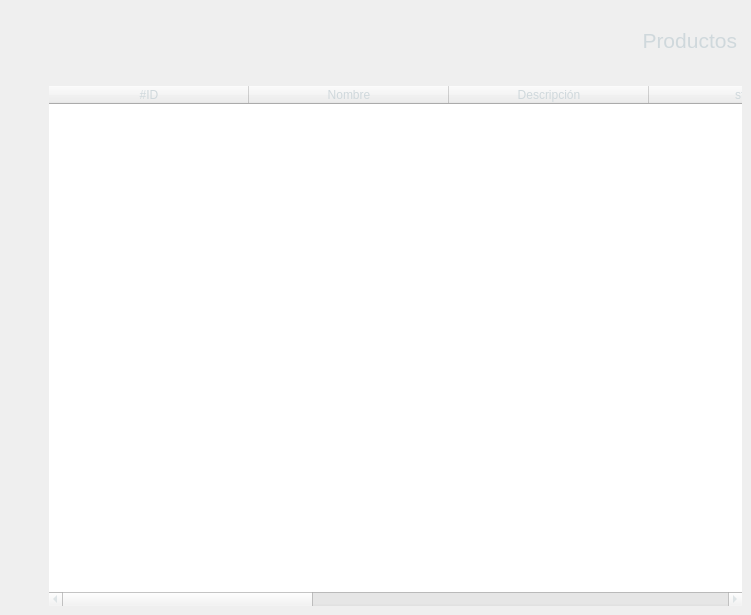
Old version of the form ui/producto_frame.ui in the repository hm2206/strong_teeth.
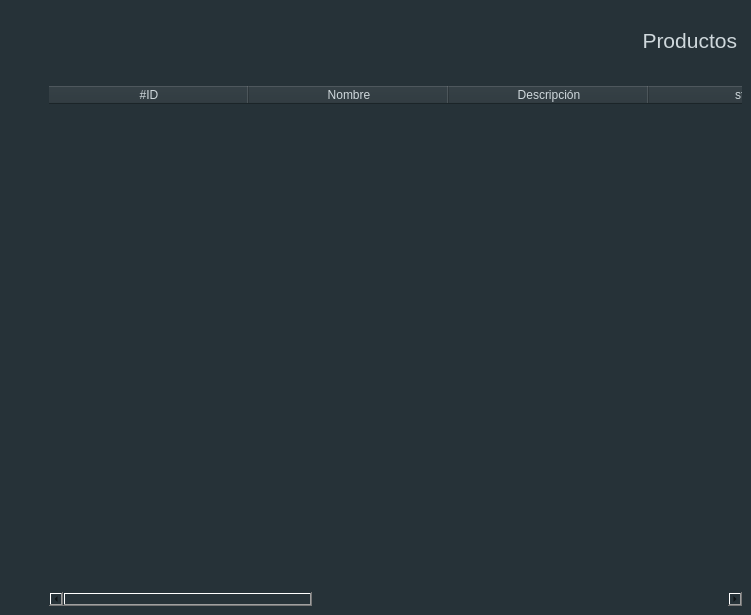
New version of the form. Icons and pictures are not drawn.

```diff
--- a/ui/producto_frame.ui
+++ b/ui/producto_frame.ui
@@ -13,6 +13,9 @@
   <property name="windowTitle">
    <string>Frame</string>
   </property>
+  <property name="styleSheet">
+   <string notr="true">background-color: #263238;</string>
+  </property>
   <property name="lineWidth">
    <number>0</number>
   </property>
@@ -56,9 +59,9 @@
       <property name="geometry">
        <rect>
         <x>486</x>
-        <y>30</y>
+        <y>20</y>
         <width>211</width>
-        <height>20</height>
+        <height>41</height>
        </rect>
       </property>
       <property name="sizePolicy">
```
